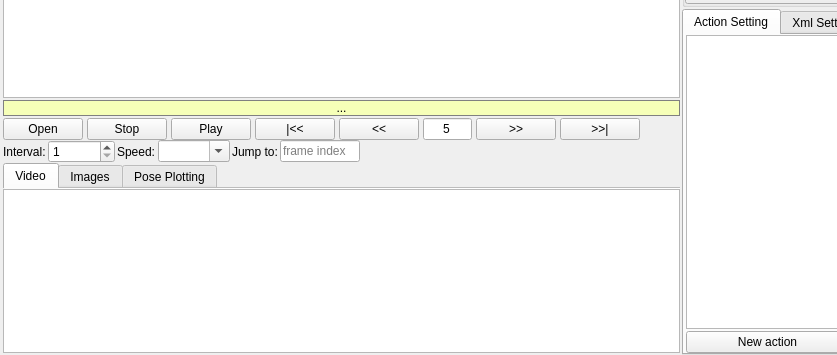
ZDL-Git/ActionLabeller, file view/ui_from_creator/mainwindow.ui: the form before one commit; both pictures show x 0 to 837 and y 531 to 886 of the 1022 by 886 pixel window.
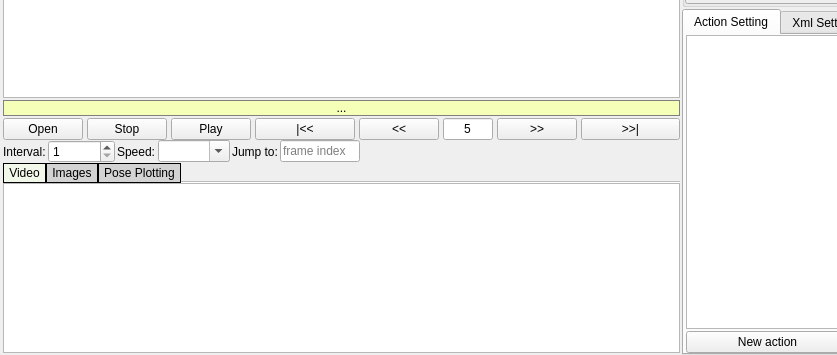
The form after the commit. Custom widgets are drawn as their Qt base class.

Patch:
```diff
--- a/view/ui_from_creator/mainwindow.ui
+++ b/view/ui_from_creator/mainwindow.ui
@@ -395,19 +395,6 @@
                 </property>
                </widget>
               </item>
-              <item>
-               <spacer name="horizontalSpacer_5">
-                <property name="orientation">
-                 <enum>Qt::Horizontal</enum>
-                </property>
-                <property name="sizeHint" stdset="0">
-                 <size>
-                  <width>40</width>
-                  <height>20</height>
-                 </size>
-                </property>
-               </spacer>
-              </item>
              </layout>
             </item>
             <item>
@@ -566,6 +553,26 @@
           </item>
           <item>
            <widget class="QTabWidget" name="tab_media">
+            <property name="styleSheet">
+             <string notr="true">QWidget {
+
+}
+QTabWidget {
+
+}
+QTabWidget::pane {
+}
+QTabBar::tab {
+	background: lightgray;
+	color: black;
+	padding: 2px 5px;
+	border: 1px solid black;
+}
+QTabBar::tab:selected {
+	background: rgb(242, 248, 233);
+	color: black;
+}</string>
+            </property>
             <property name="currentIndex">
              <number>0</number>
             </property>
```
